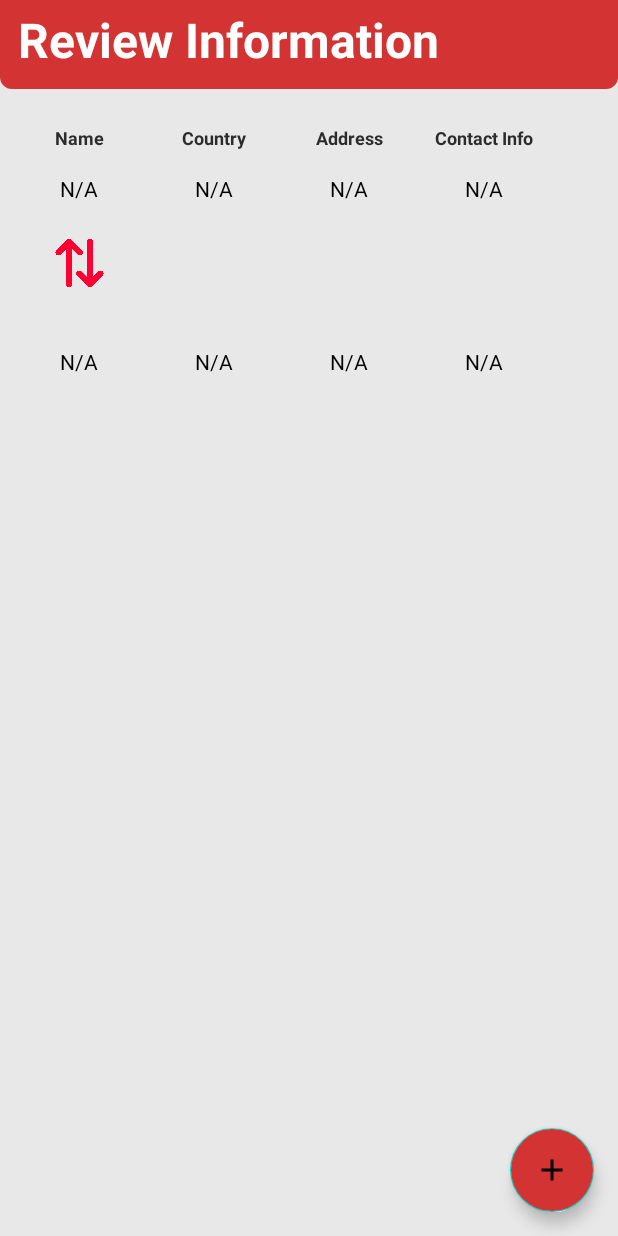
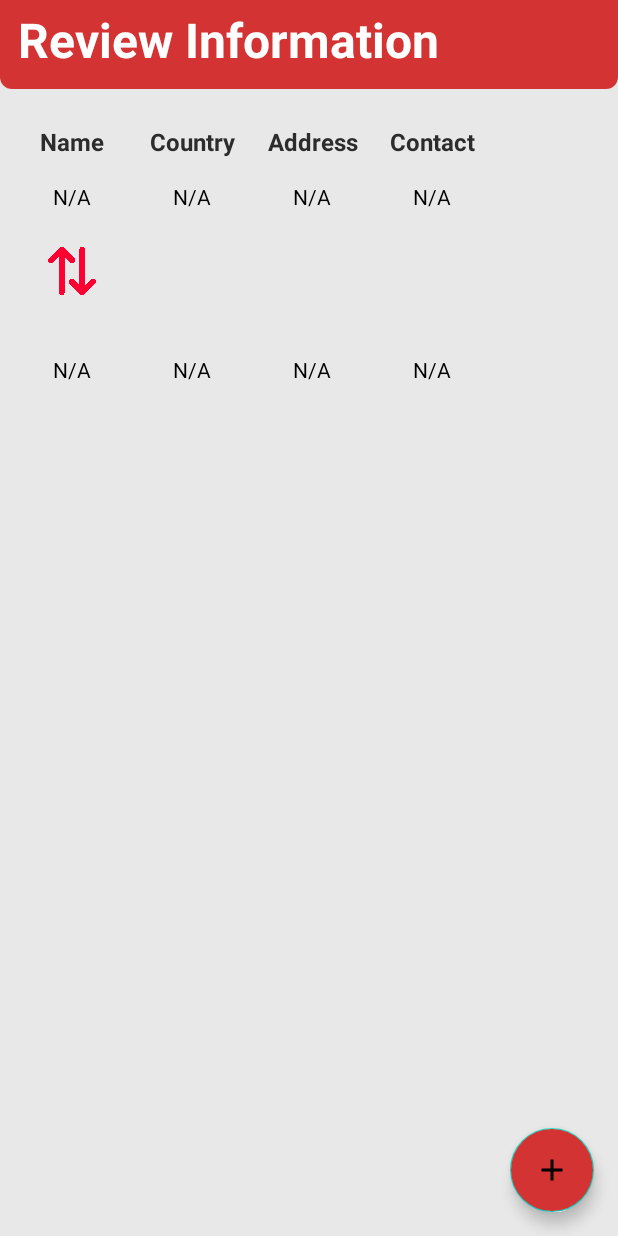
Before and after one commit to shaafsalman/FastTransfer, an Android app: the ReviewDetailsActivity screen opened directly, with no data from a screen before it, on a phone screen of 412 x 824 dp. Run offline under Robolectric (Android 15) with nearby library versions, the light colour scheme and no system bars.

Commit message:
column spacing reduced

```diff
--- a/app/src/main/res/values/dimens.xml
+++ b/app/src/main/res/values/dimens.xml
@@ -14,8 +14,8 @@
     <dimen name="header_font">28sp</dimen>
 
     <dimen name="review_margin">24dp</dimen>
-    <dimen name="column_width">90dp</dimen>
-    <dimen name="text_size">12sp</dimen>
+    <dimen name="column_width">80dp</dimen>
+    <dimen name="text_size">16sp</dimen>
     <dimen name="header_padding">16dp</dimen>
 
 </resources>
--- a/app/src/main/res/values/strings.xml
+++ b/app/src/main/res/values/strings.xml
@@ -60,7 +60,7 @@
     <string name="country">Country</string>
     <string name="address">Address</string>
     <string name="review_information">Review Information</string>
-    <string name="contact_info">Contact Info</string>
+    <string name="contact_info">Contact</string>
     <string name="name">Name</string>
     <string name="todo">TODO</string>
 
```
